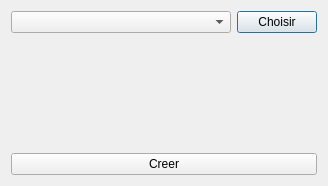
V1rgul/UT-profiler, file src/view/quserdialog.ui: the form before one commit.
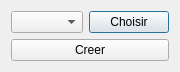
The form after the commit. Icons and pictures are not drawn.

What changed in the file:
```diff
--- a/src/view/quserdialog.ui
+++ b/src/view/quserdialog.ui
@@ -9,8 +9,8 @@
    <rect>
     <x>0</x>
     <y>0</y>
-    <width>328</width>
-    <height>186</height>
+    <width>279</width>
+    <height>78</height>
    </rect>
   </property>
   <property name="sizePolicy">
@@ -30,6 +30,9 @@
    <bool>true</bool>
   </property>
   <layout class="QVBoxLayout" name="verticalLayout">
+   <property name="sizeConstraint">
+    <enum>QLayout::SetFixedSize</enum>
+   </property>
    <item>
     <layout class="QHBoxLayout" name="horizontalLayout" stretch="1,0">
      <item>
@@ -49,10 +52,13 @@
      <property name="orientation">
       <enum>Qt::Vertical</enum>
      </property>
+     <property name="sizeType">
+      <enum>QSizePolicy::MinimumExpanding</enum>
+     </property>
      <property name="sizeHint" stdset="0">
       <size>
        <width>20</width>
-       <height>40</height>
+       <height>0</height>
       </size>
      </property>
     </spacer>
```
